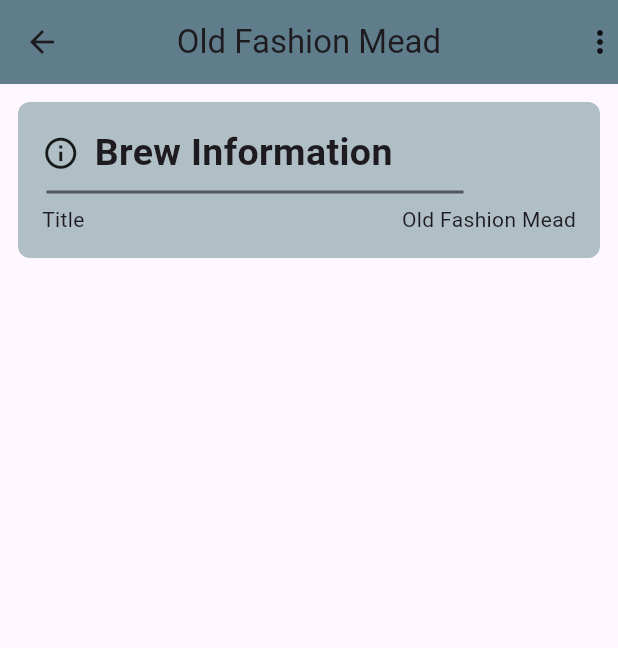
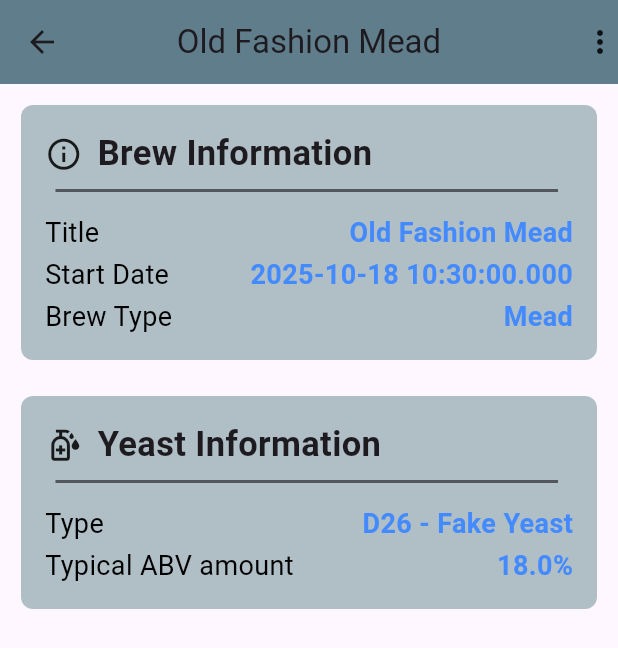
Before and after one commit to Seanm64/FermentationStation, a Flutter app: the screen it shows after launch, after a tap on "Mead", on a phone screen of 412 x 824 dp. Shown: the top 648 px of the screen. Run offline on Flutter 3.47's test engine with Material 3 defaults, Android fonts, the phone set to English and light mode, and no system bars; our stand-ins replace google_fonts, hive; accounts and stored records are empty; generated files the repository leaves out were written again.

Commit message:
Made standardized info_cards

```diff
--- a/lib/cards/basic_info_card.dart
+++ b/lib/cards/basic_info_card.dart
@@ -1,36 +1,17 @@
 import 'package:flutter/material.dart';
-import 'package:fermentation_station/models/brew_model.dart';
-
-class CustomRow extends StatelessWidget {
-  const CustomRow({
-    super.key,
-    this.leading,
-    this.trailing
-  });
-
-  String? leading = '';
-  String? trailing = '';
-
-  @override
-  Widget build(BuildContext context) {
-    return Row(
-      mainAxisAlignment: MainAxisAlignment.spaceBetween,
-      children: [
-        Text(leading ?? ''),
-        Text(trailing ?? ''),
-      ],
-    );
-  }
-}
-
+import 'package:fermentation_station/custom/custom_card_text_row.dart';
 
 class BasicInfoCard extends StatelessWidget {
   const BasicInfoCard({
     super.key,
-    required this.brew_model,
+    required this.leading_icon,
+    required this.card_title,
+    required this.info_map,
   });
 
-  final BrewModel brew_model;
+  final IconData leading_icon;
+  final String card_title;
+  final Map<String, String> info_map;
 
   @override
   Widget build(BuildContext context) {
@@ -49,12 +30,12 @@ class BasicInfoCard extends StatelessWidget {
             children: [
               Row(
                 children: [
-                  Icon(Icons.info_outline, size: 25,),
+                  Icon(leading_icon, size: 25,),
                   SizedBox(width: 10,),
                   Text(
-                    "Brew Information",
+                    card_title,
                     style: TextStyle(
-                      fontSize: 25,
+                      fontSize: 23,
                       fontWeight: FontWeight.bold,
                     ),
                   ),
@@ -64,24 +45,19 @@ class BasicInfoCard extends StatelessWidget {
               Divider(
                 color: Colors.black54, // Customize color
                 thickness: 2,      // Customize thickness
-                indent: 3,        // Customize starting indent
-                endIndent: 75,     // Customize ending indent
+                indent: 7,        // Customize starting indent
+                endIndent: 10,     // Customize ending indent
               ),
 
+              SizedBox(height: 5,),
 
-              // Title
-              Row(
-                mainAxisAlignment: MainAxisAlignment.spaceBetween,
-                children: [
-                  Text('Title'),
-                  Text(brew_model.brew_title),
-                ],
-              ),
-
-              // Start Date
-
-              // Brew Type
-
+              ListView.builder(
+                shrinkWrap: true,
+                itemCount: info_map.length,
+                itemBuilder: (context, index) {
+                  String key = info_map.keys.elementAt(index);
+                  return CustomTextRow(leading: key, trailing: info_map[key]);
+              })
 
             ],
           ),
--- a/lib/custom/brew_card_list.dart
+++ b/lib/custom/brew_card_list.dart
@@ -1,5 +1,6 @@
 import 'package:fermentation_station/cards/brew_card.dart';
 import 'package:fermentation_station/models/brew_model.dart';
+import 'package:fermentation_station/models/yeast_model.dart';
 import 'package:flutter/material.dart';
 
 
@@ -12,9 +13,12 @@ class BrewCardsList extends StatefulWidget {
 
 class _BrewCardsListState extends State<BrewCardsList> {
 
-  BrewModel brewModel = BrewModel(date_started: DateTime.now(),
-      brew_title: 'Old Fashion Mead',
-      brew_type: BrewType.eMead);
+  BrewModel brewModel = BrewModel(
+    date_started: DateTime.now(),
+    brew_title: 'Old Fashion Mead',
+    brew_type: BrewType.eMead,
+    yeast: Yeast(yeast_name: 'D26 - Fake Yeast', max_abv: 18.0),
+  );
 
   @override
   Widget build(BuildContext context) {
--- /dev/null
+++ b/lib/custom/custom_card_text_row.dart
@@ -0,0 +1,41 @@
+import 'package:flutter/material.dart';
+
+class CustomTextRow extends StatelessWidget {
+  const CustomTextRow({
+    super.key,
+    this.leading,
+    this.trailing
+  });
+
+  final String? leading;
+  final String? trailing;
+
+  @override
+  Widget build(BuildContext context) {
+    return Padding(
+      padding: const EdgeInsets.only(top: 2.0),
+      child: Row(
+        mainAxisAlignment: MainAxisAlignment.spaceBetween,
+        children: [
+          Text(
+            leading ?? '',
+            style: TextStyle(
+              fontSize: 18,
+              color: Colors.black,
+            ),
+
+          ),
+          Text(
+            trailing ?? '',
+            style: TextStyle(
+              fontSize: 18,
+              color: Colors.blueAccent,
+              fontWeight: FontWeight.bold
+            ),
+
+          ),
+        ],
+      ),
+    );
+  }
+}
--- a/lib/models/brew_model.dart
+++ b/lib/models/brew_model.dart
@@ -1,3 +1,4 @@
+import 'package:fermentation_station/models/yeast_model.dart';
 import 'package:hive/hive.dart';
 
 import 'ingredient_model.dart';
@@ -75,6 +76,7 @@ class BrewModel {
     required this.date_started,
     required this.brew_title,
     required this.brew_type,
+    required this.yeast,
   });
 
   @HiveField(0)
@@ -87,9 +89,12 @@ class BrewModel {
   BrewType brew_type;
 
   @HiveField(3)
+  Yeast yeast;
+
+  @HiveField(4)
   Map<DateTime, double> gravity_readings_per_date = {};
 
-  @HiveField(4)
+  @HiveField(5)
   List<IngredientSet> ingredient_list = [];
 }
 
--- a/lib/pages/check_brew_page.dart
+++ b/lib/pages/check_brew_page.dart
@@ -21,7 +21,9 @@ class CheckBrewPage extends StatelessWidget {
           Icon(Icons.more_vert, color: Colors.black87,),
         ],
       ),
-      body: Column(
+      body: Padding(
+        padding: const EdgeInsets.all(2.0),
+        child: Column(
           children: [
 
             // 3 Staged Widget!!!
@@ -34,16 +36,34 @@ class CheckBrewPage extends StatelessWidget {
             // Warning Area
 
 
-          // Basic Information
-          BasicInfoCard(brew_model: brew_model),
+            // Brew Information
+            BasicInfoCard(
+              card_title: 'Brew Information',
+              leading_icon: Icons.info_outline,
+              info_map: {
+                'Title': brew_model.brew_title,
+                'Start Date': brew_model.date_started.toString(),
+                'Brew Type': brew_model.brew_type.toDisplayString(),
+              },
+            ),
 
             // Yeast Type
+            BasicInfoCard(
+              card_title: 'Yeast Information',
+              leading_icon: Icons.sanitizer_outlined,
+              info_map: {
+                'Type': brew_model.yeast.yeast_name,
+                'Typical ABV amount': '${brew_model.yeast.max_abv.toString()}%',
+              },
+            ),
+
 
             // Ingredients
 
 
           ],
         ),
+      ),
 
     );
   }
```
Lines whose indentation alone changed are shown as unchanged.
